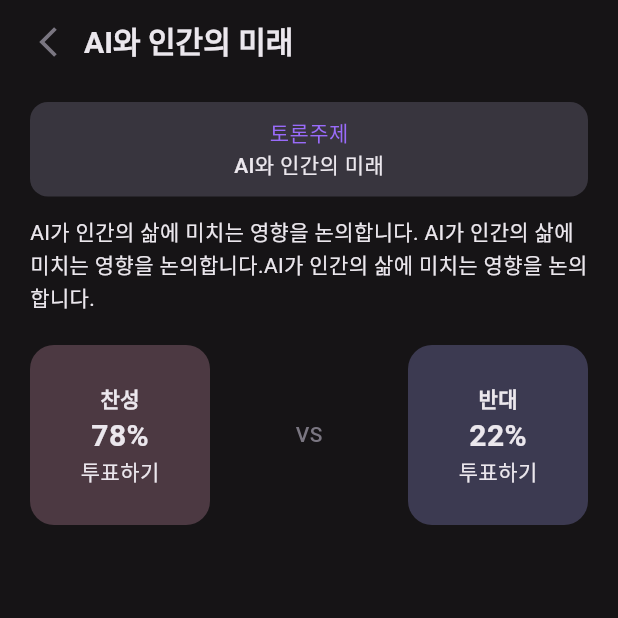
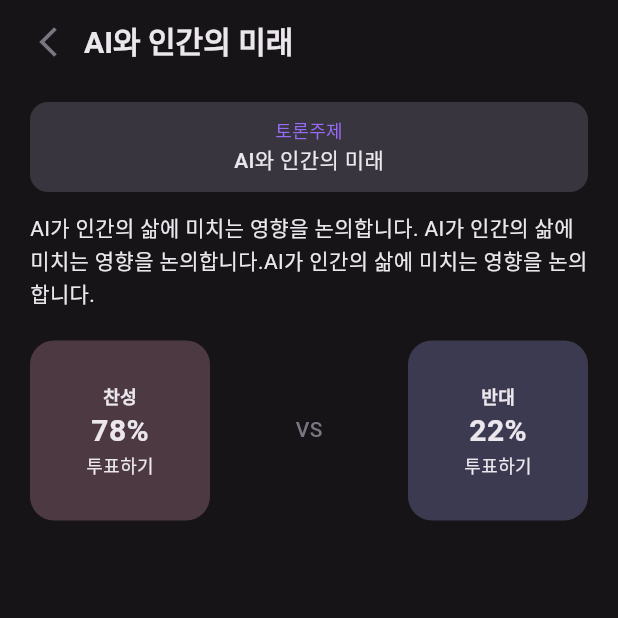
Before and after one commit to Debate-Season/DebateSeason_Frontend_V1, a Flutter app: the DebateRoomScreen screen opened by its route, on a phone screen of 412 x 824 dp, the top half of it. Run offline on Flutter 3.47's test engine with Material 3 defaults, Android fonts, the phone set to English and light mode, and no system bars; our stand-ins replace firebase_core, flutter_dotenv, flutter_secure_storage, flutter_svg, get, logger and 1 more; missing offline and left inert: kakao_flutter_sdk_user, stomp_dart_client; accounts and stored records are empty; Roboto replaces fonts that are missing (Pretendard).

Commit message:
mod #38 텍스트스타일 수정

```diff
--- a/lib/core/constants/text_style.dart
+++ b/lib/core/constants/text_style.dart
@@ -83,7 +83,7 @@ const TextStyle body14R = TextStyle(
 
 const cation12SB = TextStyle(
   color: grey10,
-  fontSize: 14,
+  fontSize: 12,
   fontFamily: 'Pretendard',
   fontWeight: FontWeight.w600,
   height: 1.5,
@@ -91,7 +91,7 @@ const cation12SB = TextStyle(
 
 const cation12M = TextStyle(
   color: grey10,
-  fontSize: 14,
+  fontSize: 12,
   fontFamily: 'Pretendard',
   fontWeight: FontWeight.w500,
   height: 1.5,
@@ -99,7 +99,7 @@ const cation12M = TextStyle(
 
 const cation12R = TextStyle(
   color: grey10,
-  fontSize: 14,
+  fontSize: 12,
   fontFamily: 'Pretendard',
   fontWeight: FontWeight.w400,
   height: 1.5,
```
